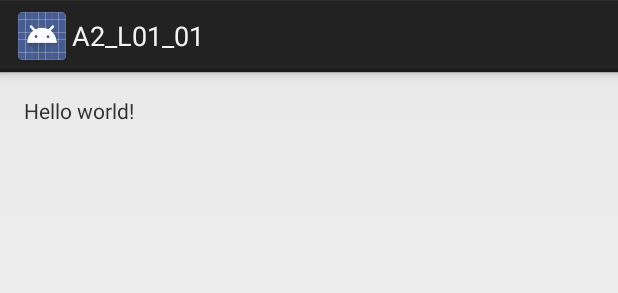
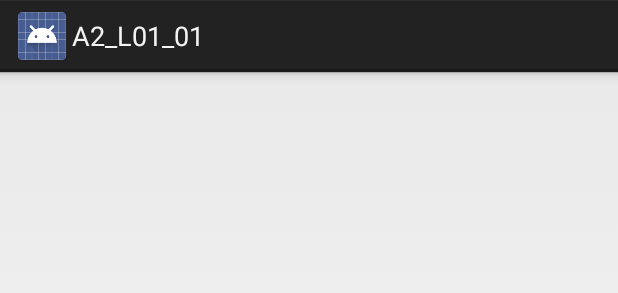
Before and after one commit to dridosh/A2_Lesson01_01, an Android app: the layout activity_main.xml on its own in the app's theme, with its tools: preview values and no code run, on a phone screen of 412 x 824 dp. Shown: the top 293 px of the screen. Run offline under Robolectric (Android 15) with nearby library versions, the phone set to English and light mode, and no system bars.

Commit message:
п1 ДЗ OK

```diff
--- a/app/src/main/java/android_2/lesson01/app01/App.java
+++ b/app/src/main/java/android_2/lesson01/app01/App.java
@@ -16,9 +16,9 @@ public class App extends Application {
 	@Override
 	public void onCreate() {
 		super.onCreate();
-		/* Create a data base object */
+		// Create a data base object
 		mDBEmployees = new DBEmployees(getApplicationContext());
-		/* Write a log */
+		// Write a log
 		Log("Application onCreate");
 	}
 
--- a/app/src/main/res/layout/activity_main.xml
+++ b/app/src/main/res/layout/activity_main.xml
@@ -1,24 +1,25 @@
-<RelativeLayout xmlns:android="http://schemas.android.com/apk/res/android"
+<LinearLayout xmlns:android="http://schemas.android.com/apk/res/android"
 				xmlns:tools="http://schemas.android.com/tools"
 				android:layout_width="match_parent"
 				android:layout_height="match_parent"
+	            android:orientation="vertical"
 				android:paddingBottom="@dimen/activity_vertical_margin"
 				android:paddingLeft="@dimen/activity_horizontal_margin"
 				android:paddingRight="@dimen/activity_horizontal_margin"
 				android:paddingTop="@dimen/activity_vertical_margin"
 				tools:context=".MainActivity">
 
-	<TextView
-		android:id="@+id/tvText"
-		android:layout_width="wrap_content"
-		android:layout_height="wrap_content"
-		android:text="@string/hello_world"/>
+	<!--<TextView-->
+		<!--android:id="@+id/tvText"-->
+		<!--android:layout_width="wrap_content"-->
+		<!--android:layout_height="wrap_content"-->
+		<!--android:text="@string/hello_world"/>-->
 
 	<ListView
 		android:id="@+id/lvList"
 		android:layout_width="match_parent"
-		android:layout_height="wrap_content"
-		android:layout_alignLeft="@+id/tvText"
-		android:layout_below="@+id/tvText"/>
+		android:layout_height="wrap_content"/>
+		<!--android:layout_alignLeft="@+id/tvText"-->
+		<!--android:layout_below="@+id/tvText"/>-->
 
-</RelativeLayout>
+</LinearLayout>
```
Also changed, not shown: app/src/main/java/android_2/lesson01/app01/MainActivity.java (+57 -55 lines), app/src/main/java/android_2/lesson01/app01/lib/AnyDataBase.java (deleted, +0 -33 lines), app/src/main/java/android_2/lesson01/app01/lib/DBEmployees.java (+36 -42 lines).
